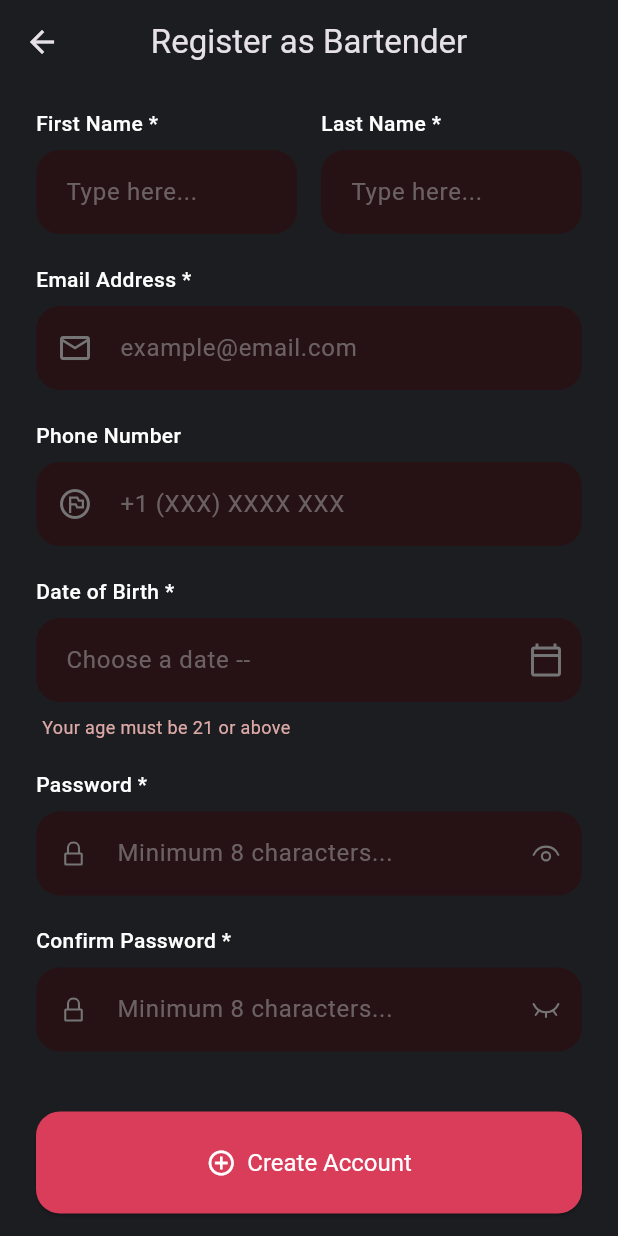
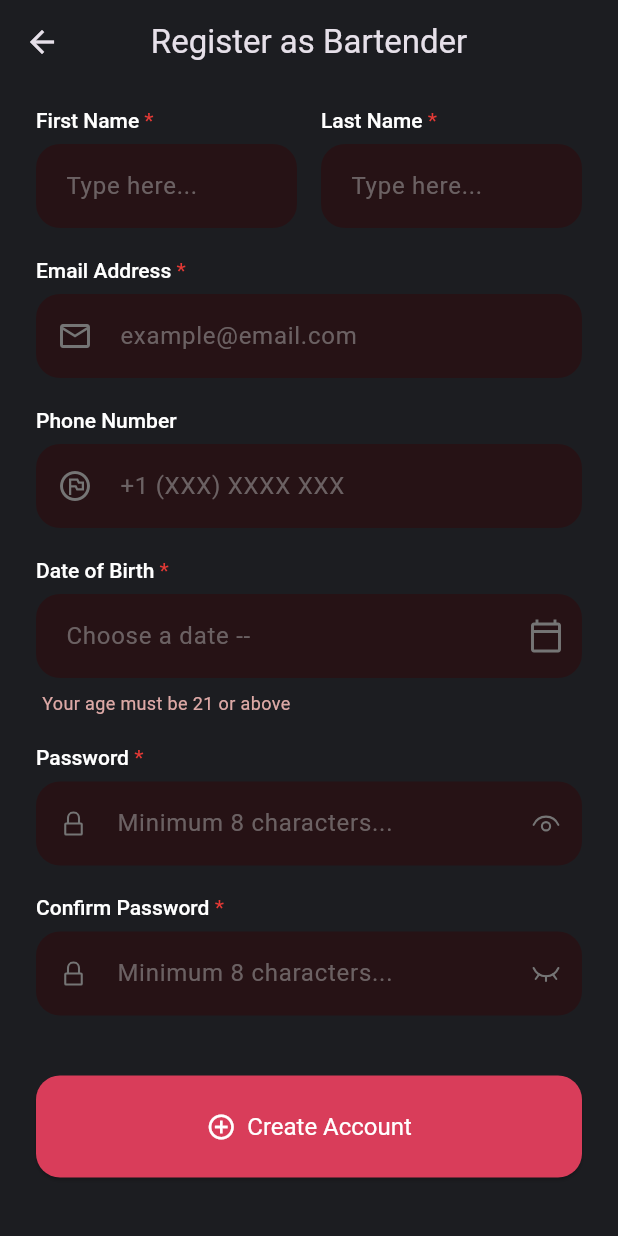
Before and after one commit to abeera-zainab/appsip, a Flutter app: the RegisterBartenderScreen screen opened directly, on a phone screen of 412 x 824 dp. Run offline on Flutter 3.47's test engine with Material 3 defaults, Android fonts, the phone set to English and light mode, and no system bars; our stand-ins replace dotted_border, flutter_svg, image_picker; Roboto replaces fonts that are missing (RedHatDisplay).

Commit message:
Bartender Flow

```diff
--- a/lib/main.dart
+++ b/lib/main.dart
@@ -1,3 +1,4 @@
+import 'package:appsip/screens/invitation_screen.dart';
 import 'package:appsip/screens/main_screen_shell.dart';
 import 'package:appsip/screens/profile_screen.dart';
 
@@ -96,8 +97,8 @@ class MyApp extends StatelessWidget {
         ),
       ),
       home:
-     //const InvitationKeyScreen()
-      const MainScreenShell(),
+      const InvitationKeyScreen()
+      //const MainScreenShell(),
        //const TellUsAboutYourselfScreen(),
        //const ProfileScreen()
 
--- a/lib/screens/register_screen.dart
+++ b/lib/screens/register_screen.dart
@@ -1,8 +1,8 @@
-import 'package:appsip/main.dart';
+import 'package:flutter/material.dart';
 import 'package:appsip/screens/tell_us_about_yourself_screen.dart' show TellUsAboutYourselfScreen;
 import 'package:appsip/widgets/primary_button.dart';
-import 'package:flutter/material.dart';
-import 'package:appsip/screens/register_screen.dart';
+
+import 'package:appsip/main.dart';
 
 import 'package:flutter_svg/flutter_svg.dart';
 
@@ -167,9 +167,6 @@ class _RegisterBartenderScreenState extends State<RegisterBartenderScreen> {
   }) {
     Widget? buildIcon(String? svgPath, IconData? iconData, {bool isSuffix = false}) {
       Widget? iconWidget;
-      // --- THE FIX IS HERE ---
-      // Changed from Colors.white to a neutral gray that is visible on most backgrounds.
-      // You can also use a more specific color like Colors.black or a dark theme color.
       final Color iconColor = Colors.grey.shade600;
 
      if (svgPath != null) {
@@ -177,7 +174,7 @@ class _RegisterBartenderScreenState extends State<RegisterBartenderScreen> {
           svgPath,
           width: 22,
           height: 22,
-    color: iconColor, // Directly use color parameter instead of ColorFilter
+          color: iconColor,
         );
       } else if (iconData != null) {
         iconWidget = Icon(iconData, color: iconColor);
@@ -201,10 +198,27 @@ class _RegisterBartenderScreenState extends State<RegisterBartenderScreen> {
     return Column(
       crossAxisAlignment: CrossAxisAlignment.start,
       children: [
-        Text(
-          label,
-          style: const TextStyle(fontWeight: FontWeight.w500, fontSize: 14),
+
+        RichText(
+          text: TextSpan(
+            style: TextStyle(
+              fontWeight: FontWeight.w500,
+              fontSize: 14,
+              color: Theme.of(context).textTheme.bodyLarge?.color ?? Colors.black87,
             ),
+            children: <TextSpan>[
+
+              TextSpan(text: label.split(' *')[0]),
+              // This conditionally adds the asterisk in red if it exists
+              if (label.contains(' *'))
+                const TextSpan(
+                  text: ' *',
+                  style: TextStyle(color: AppColors.primaryRed),
+                ),
+            ],
+          ),
+        ),
+        // MODIFICATION END
         const SizedBox(height: 8),
         TextFormField(
           controller: controller,
```
Lines whose indentation alone changed are shown as unchanged.
